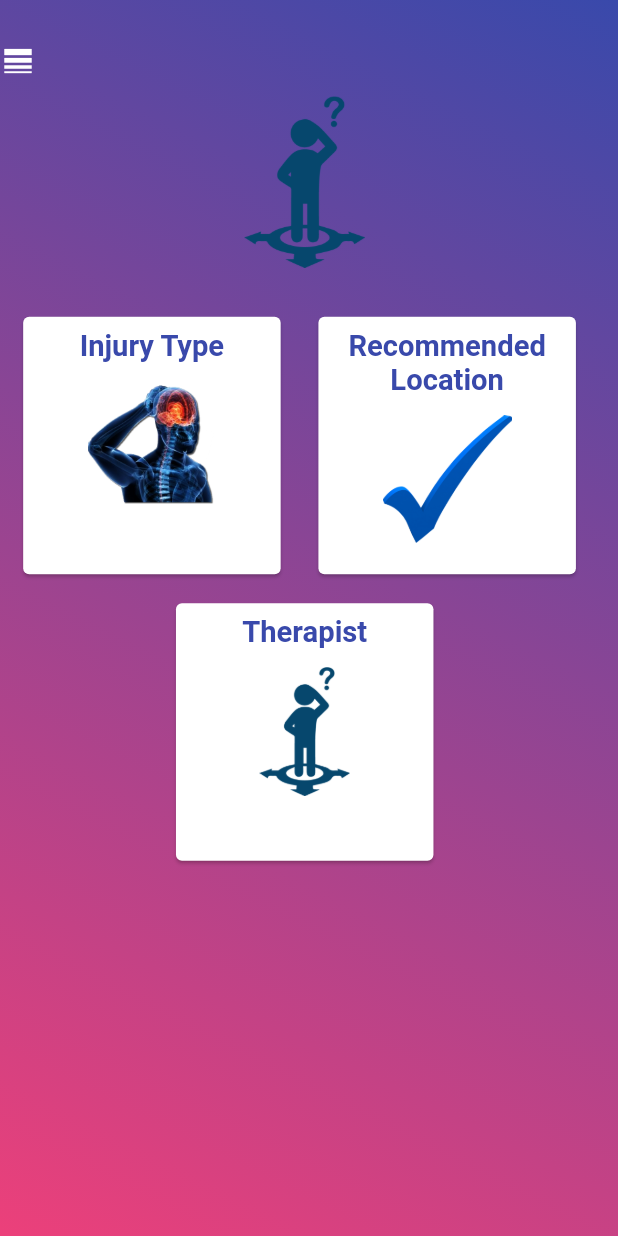
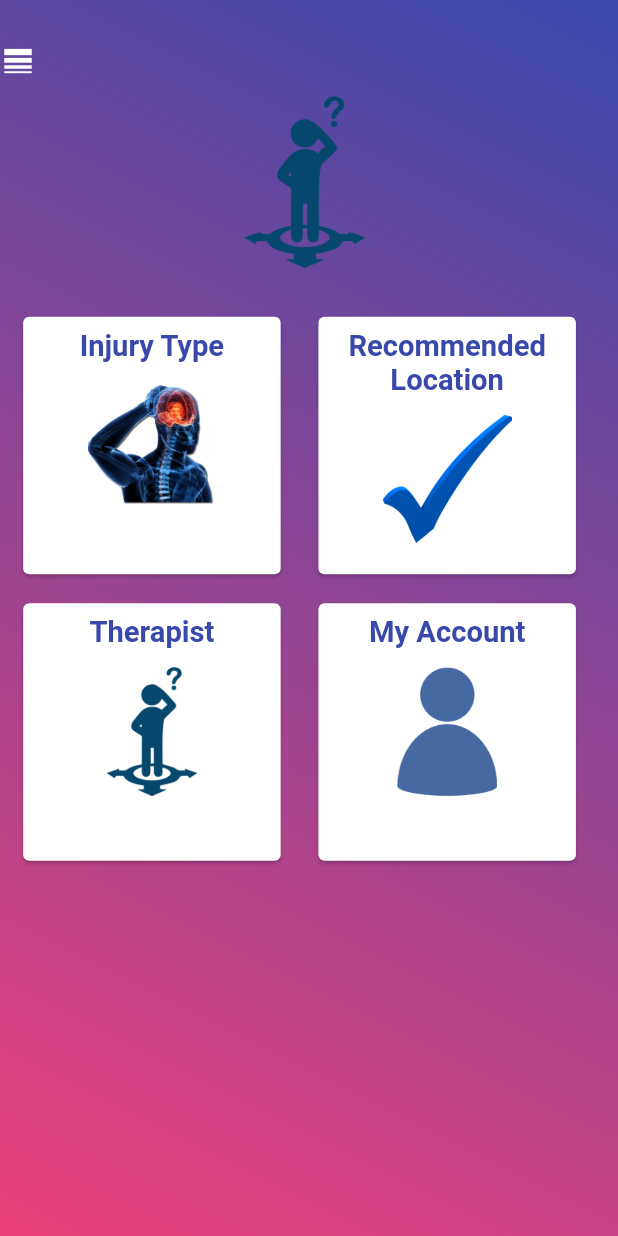
Before and after one commit to IsuruBRanapana/Project_Rafi, a Flutter app: the HomeView screen opened by its route, on a phone screen of 412 x 824 dp. Run offline on Flutter 3.47's test engine with Material 2 defaults, Android fonts, the phone set to English and light mode, and no system bars; our stand-ins replace animated_text_kit, bloc, cloud_firestore, dartz, data_connection_checker, equatable and 7 more; accounts and stored records are empty; generated files the repository leaves out were written again; Roboto replaces fonts that are missing (Sarabun).

Commit message:
Editing Home view

```diff
--- a/lib/core/utils/app_images.dart
+++ b/lib/core/utils/app_images.dart
@@ -38,4 +38,5 @@ class AppImages {
   static final String lbp1=PNG_IMAGE_PATH+'lbp1'+PNG_TYPE;
   static final String neck1=PNG_IMAGE_PATH+'neck1'+JPG_TYPE;
   static final String sh1=PNG_IMAGE_PATH+'sh1'+JPG_TYPE;
+  static final String profile=PNG_IMAGE_PATH+'profile'+PNG_TYPE;
 }
--- a/lib/features/presentation/pages/home/home_view.dart
+++ b/lib/features/presentation/pages/home/home_view.dart
@@ -161,8 +161,13 @@ class HomeView extends BaseView {
                       SizedBox(
                         height: AppConstants.adaptiveScreen.setWidth(20),
                       ),
-                      Center(
-                        child: CustomCardView(
+                      Padding(
+                        padding: EdgeInsets.only(
+                            right: AppConstants.adaptiveScreen.setWidth(20),
+                            left: AppConstants.adaptiveScreen.setWidth(20)),
+                        child: Row(
+                          children: [
+                            CustomCardView(
                               onPressed: () {
                                 TheropistRequest req =
                                     TheropistRequest(userName: userName);
@@ -170,6 +175,16 @@ class HomeView extends BaseView {
                               },
                               cardTitle: 'Therapist',
                               img: AppImages.manInQuestion,
+                            ),
+                            SizedBox(
+                              width: AppConstants.adaptiveScreen.setWidth(30),
+                            ),
+                            CustomCardView(
+                              onPressed: () {},
+                              cardTitle: 'My Account',
+                              img: AppImages.profile,
+                            ),
+                          ],
                         ),
                       ),
                     ],
```
Also changed, not shown: images/png/profile.png (added). Lines whose indentation alone changed are shown as unchanged.
